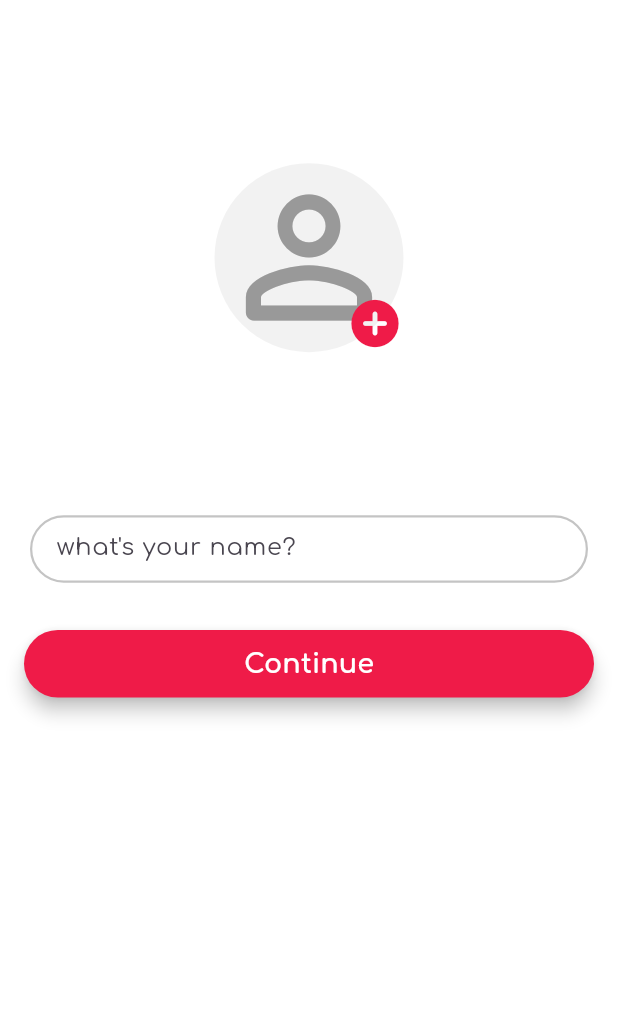
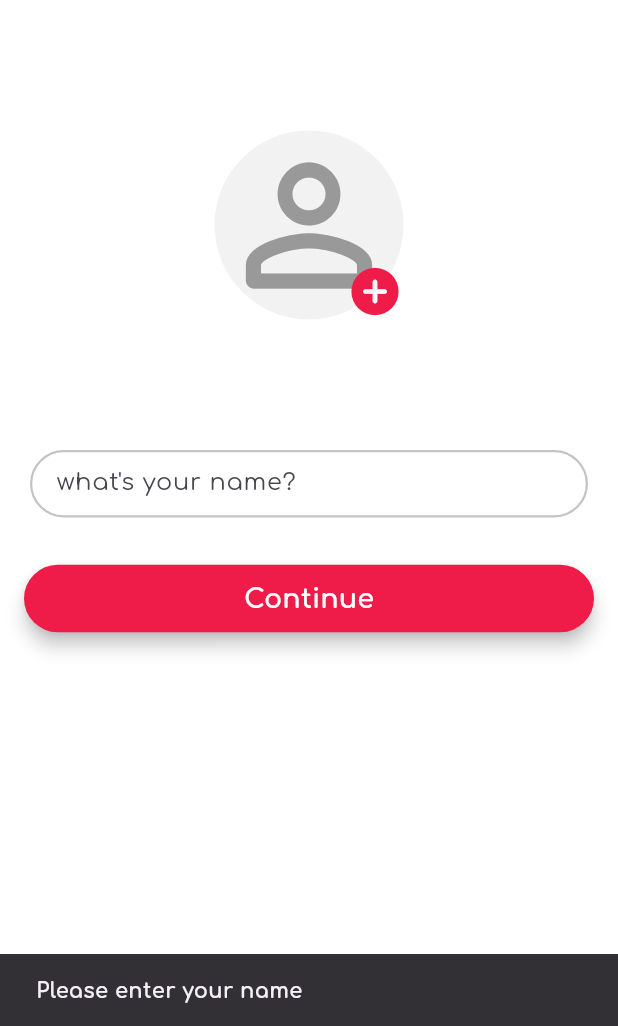
Before and after one commit to ttnppedr/first-chat-app, a Flutter app: the screen it shows after launch, after a tap on "Continue", on a phone screen of 412 x 824 dp, the part 210-1236 px from its top. Run offline on Flutter 3.47's test engine with Material 3 defaults, Android fonts, the phone set to English and light mode, and no system bars; our stand-ins replace bloc, equatable, flutter_bloc, google_fonts, image_picker, sqflite; missing offline and left inert: encrypt, rethink_db_ns; accounts and stored records are empty.

Commit message:
Connect with upload profile image and username

```diff
--- /dev/null
+++ b/lib/composition_root.dart
@@ -0,0 +1,36 @@
+import 'package:chat/chat.dart';
+import 'package:first_chat_app/data/services/image_uploader.dart';
+import 'package:first_chat_app/states_management/onboarding/onboarding_cubit.dart';
+import 'package:first_chat_app/states_management/onboarding/profile_image_cubit.dart';
+import 'package:first_chat_app/ui/pages/onboarding/onboarding.dart';
+import 'package:flutter/material.dart';
+import 'package:flutter_bloc/flutter_bloc.dart';
+import 'package:rethink_db_ns/rethink_db_ns.dart';
+
+class CompositionRoot {
+  static RethinkDb? _r;
+  static Connection? _connection;
+  static IUserService? _userService;
+
+  static configure() async {
+    _r = RethinkDb();
+    _connection = await _r!.connect(host: '127.0.0.1', port: 28015);
+    _userService = UserService(_r!, _connection);
+  }
+
+  static Widget composeOnboardingUi() {
+    ImageUploader imageUploader = ImageUploader('http://localhost:3000/upload');
+
+    OnboardingCubit onboardingCubit =
+        OnboardingCubit(_userService!, imageUploader);
+    ProfileImageCubit imageCubit = ProfileImageCubit();
+
+    return MultiBlocProvider(
+      providers: [
+        BlocProvider(create: (BuildContext context) => onboardingCubit),
+        BlocProvider(create: (BuildContext context) => imageCubit),
+      ],
+      child: Onboarding(),
+    );
+  }
+}
--- /dev/null
+++ b/lib/data/services/image_uploader.dart
@@ -0,0 +1,24 @@
+import 'dart:io';
+
+import 'package:http/http.dart';
+
+class ImageUploader {
+  final String _url;
+
+  ImageUploader(this._url);
+
+  Future<String?> uploadImage(File image) async {
+    final request = MultipartRequest('POST', Uri.parse(_url));
+    request.files.add(await MultipartFile.fromPath('picture', image.path));
+
+    final result = await request.send();
+
+    if (result.statusCode != 200) {
+      return null;
+    }
+
+    final response = await Response.fromStream(result);
+
+    return Uri.parse(_url).origin + response.body;
+  }
+}
--- a/lib/main.dart
+++ b/lib/main.dart
@@ -1,8 +1,11 @@
 import 'package:first_chat_app/theme.dart';
-import 'package:first_chat_app/ui/pages/onboarding/onboarding.dart';
 import 'package:flutter/material.dart';
 
-void main() {
+import 'composition_root.dart';
+
+void main() async {
+  WidgetsFlutterBinding.ensureInitialized();
+  await CompositionRoot.configure();
   runApp(const MyApp());
 }
 
@@ -17,7 +20,7 @@ class MyApp extends StatelessWidget {
       debugShowCheckedModeBanner: false,
       theme: lightTheme(context),
       darkTheme: darkTheme(context),
-      home: Onboarding(),
+      home: CompositionRoot.composeOnboardingUi(),
     );
   }
 }
--- /dev/null
+++ b/lib/states_management/onboarding/onboarding_cubit.dart
@@ -0,0 +1,28 @@
+import 'dart:io';
+
+import 'package:chat/chat.dart';
+import 'package:flutter_bloc/flutter_bloc.dart';
+
+import '../../data/services/image_uploader.dart';
+import 'onboarding_state.dart';
+
+class OnboardingCubit extends Cubit<OnboardingState> {
+  final IUserService _userService;
+  final ImageUploader _imageUploader;
+
+  OnboardingCubit(this._userService, this._imageUploader)
+      : super(OnboardingInitial());
+
+  Future<void> connect(String name, File profileImage) async {
+    emit(Loading());
+    final url = await _imageUploader.uploadImage(profileImage);
+    final user = User(
+      username: name,
+      photoUrl: url,
+      active: true,
+      lastseen: DateTime.now(),
+    );
+    final createdUser = await _userService.connect(user);
+    emit(OnboardingSuccess(createdUser));
+  }
+}
--- /dev/null
+++ b/lib/states_management/onboarding/onboarding_state.dart
@@ -0,0 +1,22 @@
+import 'package:chat/chat.dart';
+import 'package:equatable/equatable.dart';
+
+abstract class OnboardingState extends Equatable {}
+
+class OnboardingInitial extends OnboardingState {
+  @override
+  List<Object?> get props => [];
+}
+
+class Loading extends OnboardingState {
+  @override
+  List<Object?> get props => [];
+}
+
+class OnboardingSuccess extends OnboardingState {
+  final User _user;
+
+  OnboardingSuccess(this._user);
+  @override
+  List<Object> get props => [_user];
+}
--- /dev/null
+++ b/lib/states_management/onboarding/profile_image_state.dart
@@ -0,0 +1,15 @@
+part of 'profile_image_cubit.dart';
+
+sealed class ImageState {}
+
+final class ImageInitialState extends ImageState {}
+
+final class ImageLoadedState extends ImageState {
+  final String imagePath;
+  ImageLoadedState(this.imagePath);
+}
+
+final class ImageErrorState extends ImageState {
+  final String errorMessage;
+  ImageErrorState(this.errorMessage);
+}
--- a/lib/ui/pages/onboarding/onboarding.dart
+++ b/lib/ui/pages/onboarding/onboarding.dart
@@ -1,5 +1,11 @@
+import 'dart:io';
+
 import 'package:first_chat_app/colors.dart';
+import 'package:first_chat_app/states_management/onboarding/onboarding_cubit.dart';
+import 'package:first_chat_app/states_management/onboarding/onboarding_state.dart';
+import 'package:first_chat_app/states_management/onboarding/profile_image_cubit.dart';
 import 'package:flutter/material.dart';
+import 'package:flutter_bloc/flutter_bloc.dart';
 
 import '../../widgets/onboarding/logo.dart';
 import '../../widgets/onboarding/profile_upload.dart';
@@ -13,6 +19,7 @@ class Onboarding extends StatefulWidget {
 }
 
 class _OnboardingState extends State<Onboarding> {
+  String _username = '';
   @override
   Widget build(BuildContext context) {
     return Scaffold(
@@ -34,7 +41,9 @@ class _OnboardingState extends State<Onboarding> {
                 child: CustomTextField(
                   hint: 'what\'s your name?',
                   height: 45,
-                  onchanged: (val) {},
+                  onchanged: (val) {
+                    _username = val;
+                  },
                   inputAction: TextInputAction.done,
                 ),
               ),
@@ -42,7 +51,24 @@ class _OnboardingState extends State<Onboarding> {
               Padding(
                 padding: const EdgeInsets.only(left: 16, right: 16),
                 child: ElevatedButton(
-                  onPressed: () {},
+                  onPressed: () async {
+                    final error = _checkInputs();
+                    if (error.isNotEmpty) {
+                      final snackBar = SnackBar(
+                        content: Text(
+                          error,
+                          style: TextStyle(
+                            fontSize: 14,
+                            fontWeight: FontWeight.bold,
+                          ),
+                        ),
+                      );
+                      ScaffoldMessenger.of(context).showSnackBar(snackBar);
+                      return;
+                    }
+
+                    await _connectSession();
+                  },
                   child: Container(
                     height: 45,
                     alignment: Alignment.center,
@@ -65,11 +91,40 @@ class _OnboardingState extends State<Onboarding> {
                 ),
               ),
               Spacer(flex: 2),
+              BlocBuilder<OnboardingCubit, OnboardingState>(
+                  builder: (context, state) => state is Loading
+                      ? Center(child: CircularProgressIndicator())
+                      : Container()),
+              Spacer(flex: 1),
             ],
           ),
         ),
       ),
     );
+  }
+
+  _connectSession() async {
+    final profileImageState = context.read<ProfileImageCubit>().state;
+    if (profileImageState is ImageLoadedState) {
+      await context.read<OnboardingCubit>().connect(
+            _username,
+            File(profileImageState.imagePath),
+          );
+    }
+  }
+
+  String _checkInputs() {
+    var error = '';
+
+    if (_username.isEmpty) {
+      error = 'Please enter your name';
+    }
+
+    if (context.read<ProfileImageCubit>().state == null) {
+      error = error + '\n' + 'Please enter your name';
+    }
+
+    return error;
   }
 }
 
--- a/lib/ui/widgets/onboarding/profile_upload.dart
+++ b/lib/ui/widgets/onboarding/profile_upload.dart
@@ -1,7 +1,10 @@
+import 'dart:io';
+
 import 'package:first_chat_app/colors.dart';
+import 'package:first_chat_app/states_management/onboarding/profile_image_cubit.dart';
+import 'package:first_chat_app/theme.dart';
 import 'package:flutter/material.dart';
-
-import '../../../theme.dart';
+import 'package:flutter_bloc/flutter_bloc.dart';
 
 class ProfileUpload extends StatelessWidget {
   const ProfileUpload({super.key});
@@ -16,17 +19,34 @@ class ProfileUpload extends StatelessWidget {
         borderRadius: BorderRadius.circular(126),
         child: InkWell(
           borderRadius: BorderRadius.circular(126),
-          onTap: () {},
+          onTap: () async {
+            await context.read<ProfileImageCubit>().getImage();
+          },
           child: Stack(
             fit: StackFit.expand,
             children: [
               CircleAvatar(
                 backgroundColor: Colors.transparent,
-                child: Icon(
-                  Icons.person_outline_rounded,
-                  size: 126,
-                  color: isLightTheme(context) ? kIconLight : Colors.black,
-                ),
+                child: BlocBuilder<ProfileImageCubit, ImageState>(
+                    builder: (context, state) {
+                  if (state is ImageLoadedState) {
+                    return ClipRRect(
+                      borderRadius: BorderRadius.circular(126),
+                      child: Image.file(
+                        File(state.imagePath) as File,
+                        width: 126,
+                        height: 126,
+                        fit: BoxFit.fill,
+                      ),
+                    );
+                  }
+
+                  return Icon(
+                    Icons.person_outline_rounded,
+                    size: 126,
+                    color: isLightTheme(context) ? kIconLight : Colors.black,
+                  );
+                }),
               ),
               Align(
                   alignment: Alignment.bottomRight,
```
Also changed, not shown: lib/states_management/onboarding/profile_image_cubit.dart (added, +24 -0 lines), 5 other files.
